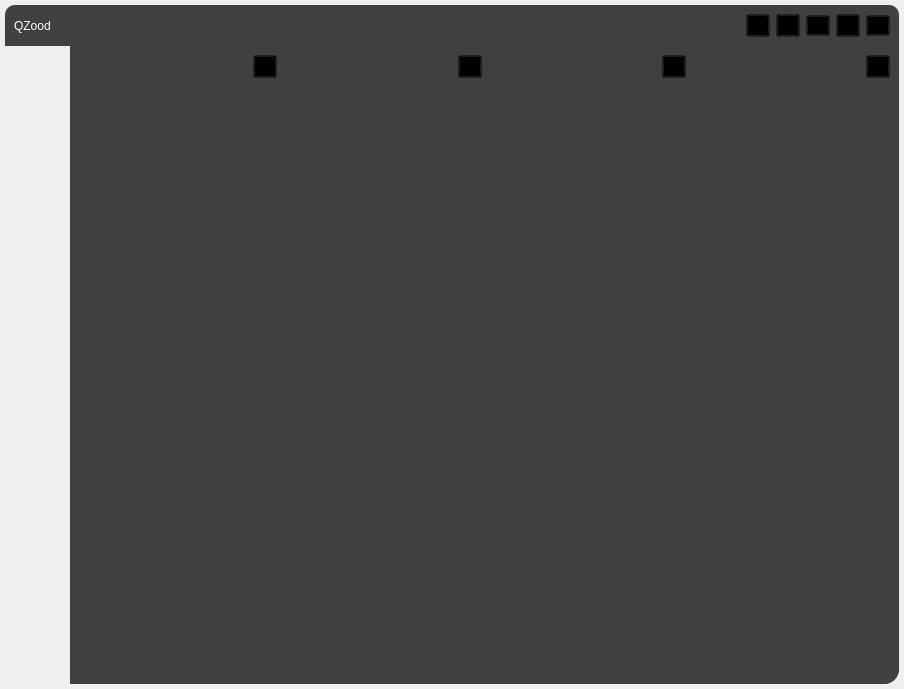
Qt form src/ui/player/playerView.ui (BusyStudent/QZood) before a commit.
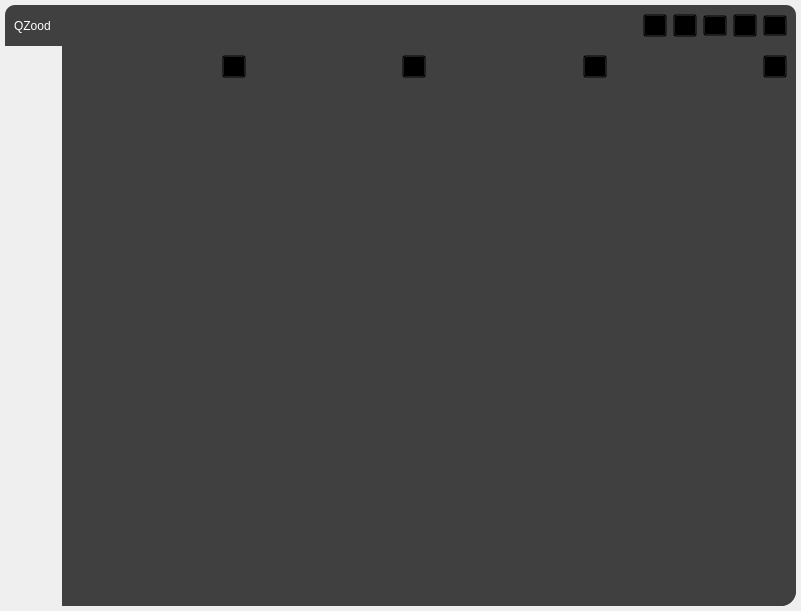
The same form after that commit. Icons and pictures are not drawn.

Commit message: [playerWidget][fix]remove shadow from window

```diff
--- a/src/ui/player/playerView.ui
+++ b/src/ui/player/playerView.ui
@@ -6,15 +6,15 @@
    <rect>
     <x>0</x>
     <y>0</y>
-    <width>904</width>
-    <height>689</height>
+    <width>801</width>
+    <height>611</height>
    </rect>
   </property>
   <property name="windowTitle">
    <string>Form</string>
   </property>
   <property name="styleSheet">
-   <string notr="true">QWidget#videoPlayContainer, QToolButton {
+   <string notr="true">QToolButton {
 	background: transparent;
 }
 
@@ -254,7 +254,7 @@
             <property name="sizeHint" stdset="0">
              <size>
               <width>20</width>
-              <height>888</height>
+              <height>40</height>
              </size>
             </property>
            </spacer>
```
Left out of the diff: 24 changed lines with no effect on the pictures. The commit also changes 5 other files.
